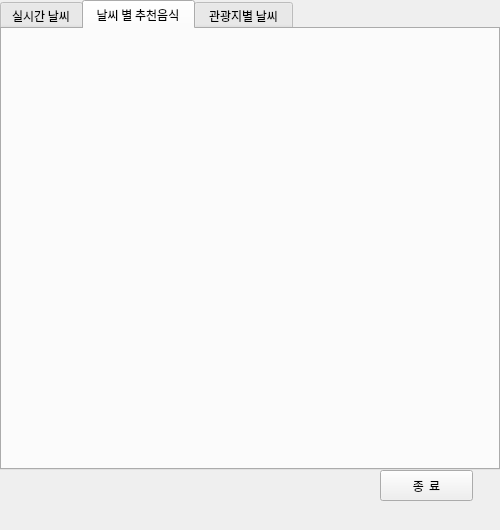
styughjvbn/CollegeClass_Weather_forecast_project, file app.ui: the form before one commit.
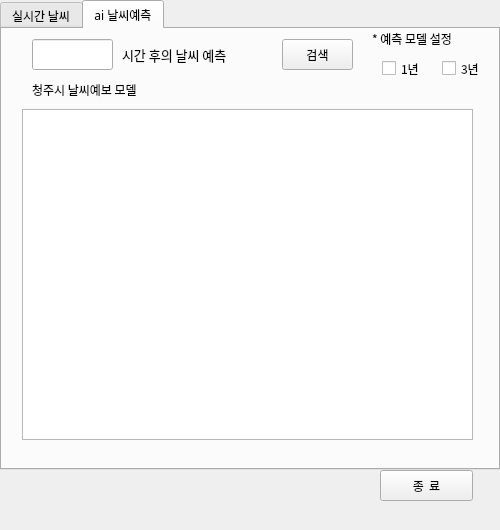
The form after the commit. The open tabs and pages were chosen to show the change.

The edit to the form file:
```diff
--- a/app.ui
+++ b/app.ui
@@ -165,13 +165,111 @@
     </widget>
     <widget class="QWidget" name="tab_5">
      <attribute name="title">
-      <string> 날씨 별 추천음식 </string>
+      <string>ai 날씨예측</string>
      </attribute>
-    </widget>
-    <widget class="QWidget" name="tab_3">
-     <attribute name="title">
-      <string> 관광지별 날씨 </string>
-     </attribute>
+     <widget class="QListView" name="listView">
+      <property name="geometry">
+       <rect>
+        <x>20</x>
+        <y>80</y>
+        <width>451</width>
+        <height>331</height>
+       </rect>
+      </property>
+     </widget>
+     <widget class="QLabel" name="label_2">
+      <property name="geometry">
+       <rect>
+        <x>30</x>
+        <y>50</y>
+        <width>151</width>
+        <height>21</height>
+       </rect>
+      </property>
+      <property name="text">
+       <string>청주시 날씨예보 모델</string>
+      </property>
+     </widget>
+     <widget class="QLabel" name="label_3">
+      <property name="geometry">
+       <rect>
+        <x>120</x>
+        <y>10</y>
+        <width>161</width>
+        <height>31</height>
+       </rect>
+      </property>
+      <property name="font">
+       <font>
+        <pointsize>10</pointsize>
+       </font>
+      </property>
+      <property name="text">
+       <string>시간 후의 날씨 예측</string>
+      </property>
+     </widget>
+     <widget class="QLineEdit" name="lineEdit_2">
+      <property name="geometry">
+       <rect>
+        <x>30</x>
+        <y>10</y>
+        <width>81</width>
+        <height>31</height>
+       </rect>
+      </property>
+     </widget>
+     <widget class="QCheckBox" name="checkBox">
+      <property name="geometry">
+       <rect>
+        <x>380</x>
+        <y>30</y>
+        <width>51</width>
+        <height>19</height>
+       </rect>
+      </property>
+      <property name="text">
+       <string>1년</string>
+      </property>
+     </widget>
+     <widget class="QCheckBox" name="checkBox_2">
+      <property name="geometry">
+       <rect>
+        <x>440</x>
+        <y>30</y>
+        <width>51</width>
+        <height>19</height>
+       </rect>
+      </property>
+      <property name="text">
+       <string>3년</string>
+      </property>
+     </widget>
+     <widget class="QLabel" name="label_4">
+      <property name="geometry">
+       <rect>
+        <x>370</x>
+        <y>0</y>
+        <width>111</width>
+        <height>20</height>
+       </rect>
+      </property>
+      <property name="text">
+       <string>* 예측 모델 설정</string>
+      </property>
+     </widget>
+     <widget class="QPushButton" name="pushButton_3">
+      <property name="geometry">
+       <rect>
+        <x>280</x>
+        <y>10</y>
+        <width>71</width>
+        <height>31</height>
+       </rect>
+      </property>
+      <property name="text">
+       <string>검색</string>
+      </property>
+     </widget>
     </widget>
    </widget>
    <widget class="QPushButton" name="pushButton">
```
Left out of the diff: 2 changed lines with no effect on the pictures.
